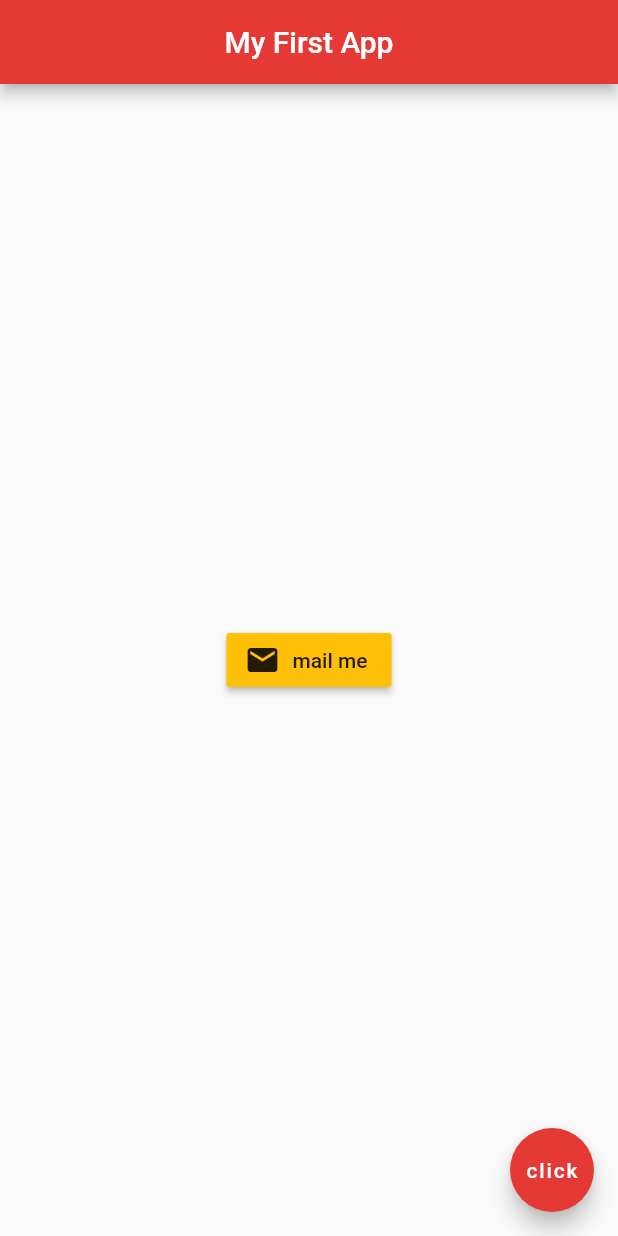
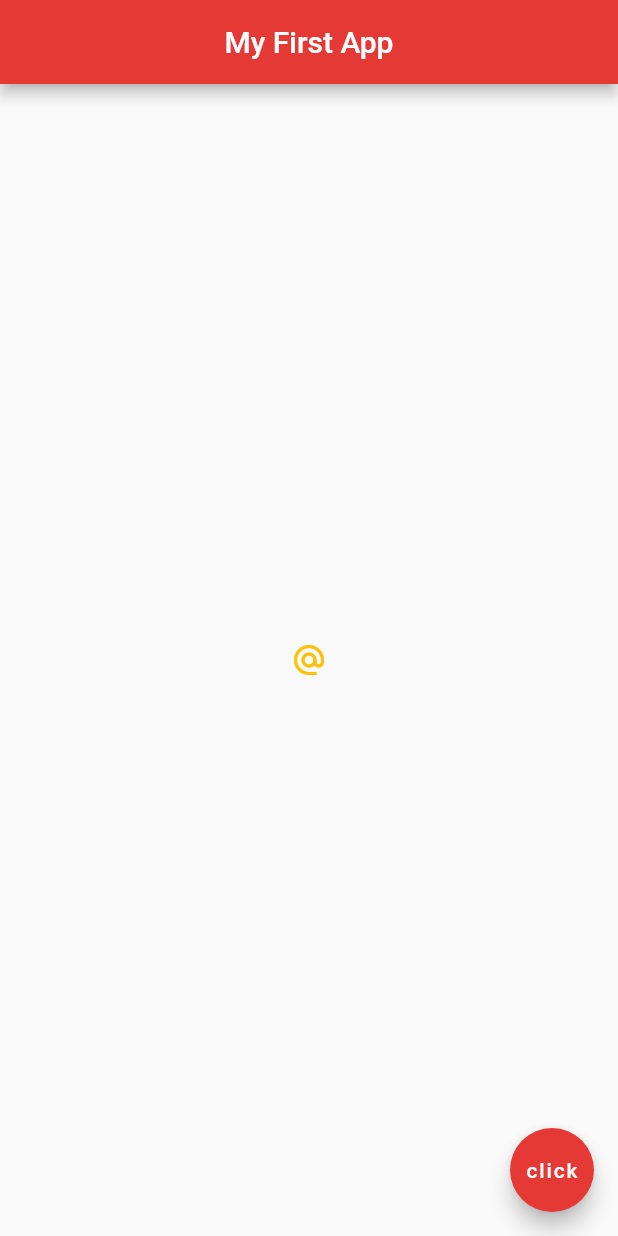
Before and after one commit to SafNaaz/myapp, a Flutter app: the screen it shows after launch, on a phone screen of 412 x 824 dp. Run offline on Flutter 3.47's test engine with Material 2 defaults, Android fonts, the phone set to English and light mode, and no system bars.

Commit message:
IconButtton with feedback

```diff
--- a/lib/main.dart
+++ b/lib/main.dart
@@ -16,14 +16,13 @@ class Home extends StatelessWidget {
         backgroundColor: Colors.red[600],
       ),
       body: Center(
-        child: RaisedButton.icon(
-          onPressed: (){},
-          icon: Icon(
-            Icons.mail
-          ),
-          label:Text('mail me'),
-          color: Colors.amber,
-        ),
+        child: IconButton(
+          onPressed: (){
+            print('You Clicked me');
+          },
+          icon: Icon(Icons.alternate_email),
+          color: Colors.amber
+        )
       ),
       floatingActionButton: FloatingActionButton(
         onPressed: (){},
```
